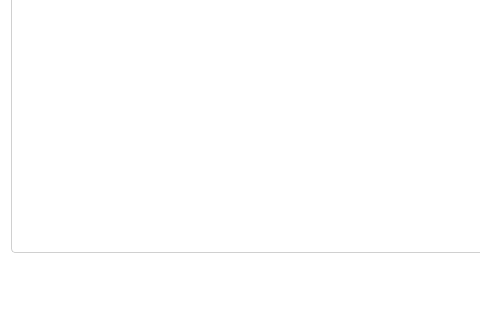
The window that groupswidget.ui (Karoleqk/Baza-Kontaktow) describes before a commit, drawn with Qt 5; both pictures show x 0 to 480 and y 410 to 730 of the 1022 by 730 pixel window.
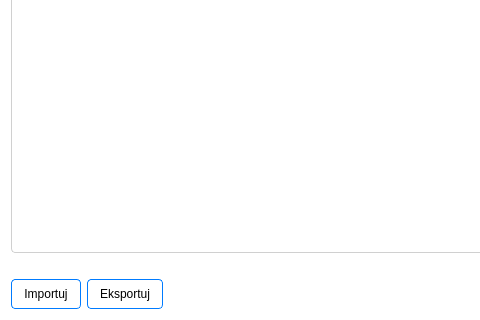
The same window after the commit. Icons and pictures are not drawn.

Commit message: add import/export to CSV and JSON formats

Diff of the .ui file:
```diff
--- a/groupswidget.ui
+++ b/groupswidget.ui
@@ -54,6 +54,19 @@
 	background-color: #42A5F5;
 }
 
+#btnImport, #btnExport {
+	background: transparent;
+	color: black;
+	border: 1px solid #007BFF;
+	text-decoration: none;
+	padding-top: 7px;
+	padding-bottom: 7px;
+}
+
+#btnImport:hover, #btnExport:hover {
+	background-color: #F5F5F5;
+}
+
 QAbstractButton {
 	color: white;
 }
@@ -210,6 +223,20 @@
      <property name="bottomMargin">
       <number>0</number>
      </property>
+     <item>
+      <widget class="QPushButton" name="btnImport">
+       <property name="text">
+        <string>Importuj</string>
+       </property>
+      </widget>
+     </item>
+     <item>
+      <widget class="QPushButton" name="btnExport">
+       <property name="text">
+        <string>Eksportuj</string>
+       </property>
+      </widget>
+     </item>
      <item>
       <spacer name="horizontalSpacer">
        <property name="orientation">
```
The commit also changes 6 other files.
